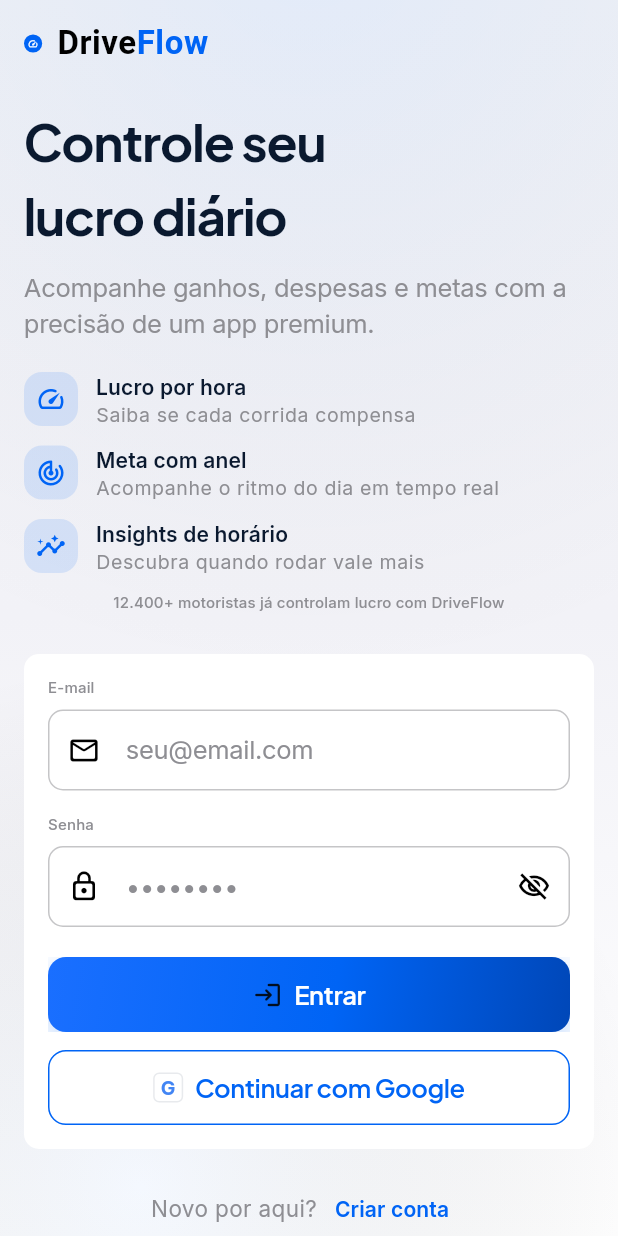
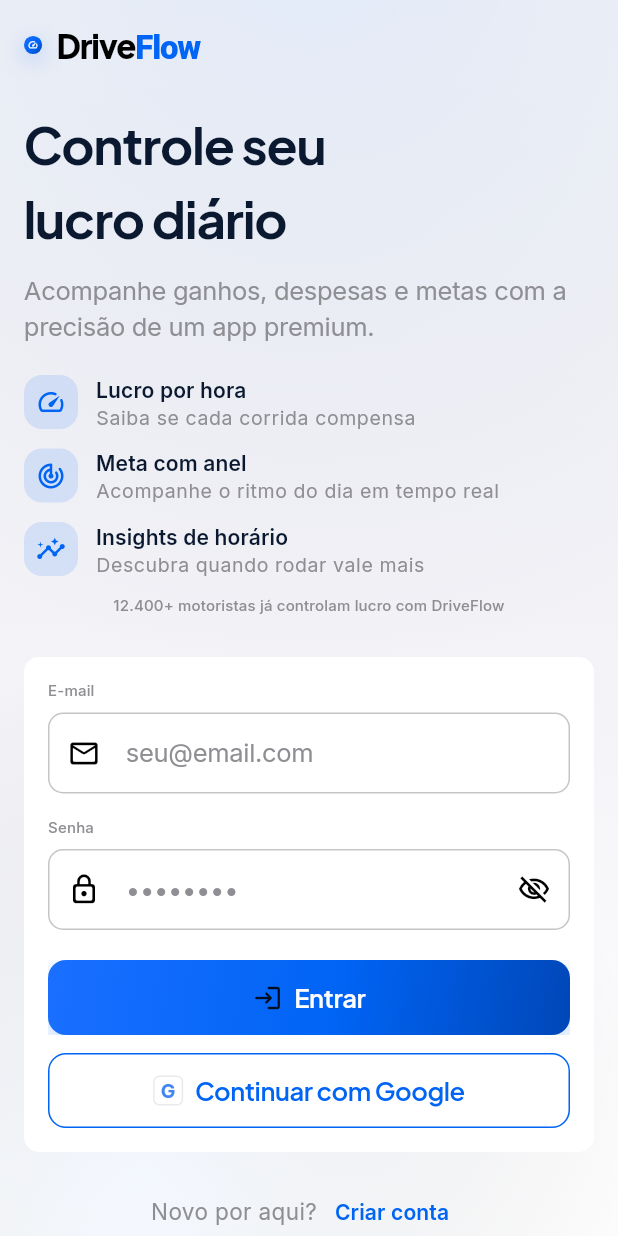
Before and after one commit to solerpedroo/driveflow, a Flutter app: the screen it shows after launch, on a phone screen of 412 x 824 dp. Run offline on Flutter 3.47's test engine with Material 3 defaults, Android fonts, the phone set to English and light mode, and no system bars; our stand-ins replace cached_network_image, connectivity_plus, dio, file_picker, fl_chart, flutter_hooks and 14 more; missing offline and left inert: google_mlkit_text_recognition; accounts and stored records are empty; statements that could not run were skipped.

Commit message:
feat(ui): logo com gradiente ReuniAI e Plus Jakarta
Co-authored-by: Pedro Henrique Contardi Soler <pedrocsoler@hotmail.com>

```diff
--- a/lib/shared/widgets/driveflow_brand_logo.dart
+++ b/lib/shared/widgets/driveflow_brand_logo.dart
@@ -1,9 +1,11 @@
 import 'package:flutter/material.dart';
+import 'package:google_fonts/google_fonts.dart';
 
 import '../../core/constants/app_constants.dart';
 import '../../core/theme/app_colors.dart';
+import '../../core/theme/app_gradients.dart';
 
-/// Logotipo DriveFlow — minimalista estilo iOS.
+/// Logotipo DriveFlow — ReuniAI editorial + gradiente Mescla/ReuniAI.
 class DriveFlowBrandLogo extends StatelessWidget {
   const DriveFlowBrandLogo({
     super.key,
@@ -35,7 +37,14 @@ class DriveFlowBrandLogo extends StatelessWidget {
               height: titleSize * 0.55,
               decoration: BoxDecoration(
                 borderRadius: BorderRadius.circular(10),
-                color: AppColors.systemBlue,
+                gradient: AppGradients.brand,
+                boxShadow: [
+                  BoxShadow(
+                    color: AppColors.brandBlue.withValues(alpha: 0.28),
+                    blurRadius: 12,
+                    offset: const Offset(0, 4),
+                  ),
+                ],
               ),
               child: Icon(
                 Icons.speed_rounded,
@@ -46,19 +55,17 @@ class DriveFlowBrandLogo extends StatelessWidget {
             const SizedBox(width: 10),
             RichText(
               text: TextSpan(
-                style: TextStyle(
+                style: GoogleFonts.plusJakartaSans(
                   fontSize: titleSize,
-                  fontWeight: FontWeight.w700,
-                  letterSpacing: 0.37,
+                  fontWeight: FontWeight.w800,
+                  letterSpacing: -0.8,
                   color: theme.colorScheme.onSurface,
-                  fontFamily: '.SF Pro Display',
-                  fontFamilyFallback: const ['Roboto', 'sans-serif'],
                 ),
                 children: const [
                   TextSpan(text: 'Drive'),
                   TextSpan(
                     text: 'Flow',
-                    style: TextStyle(color: AppColors.systemBlue),
+                    style: TextStyle(color: AppColors.brandBlue),
                   ),
                 ],
               ),
```
